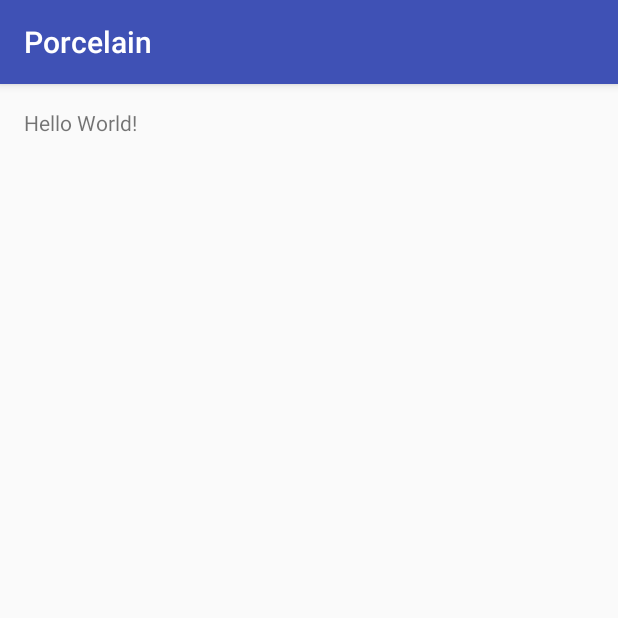
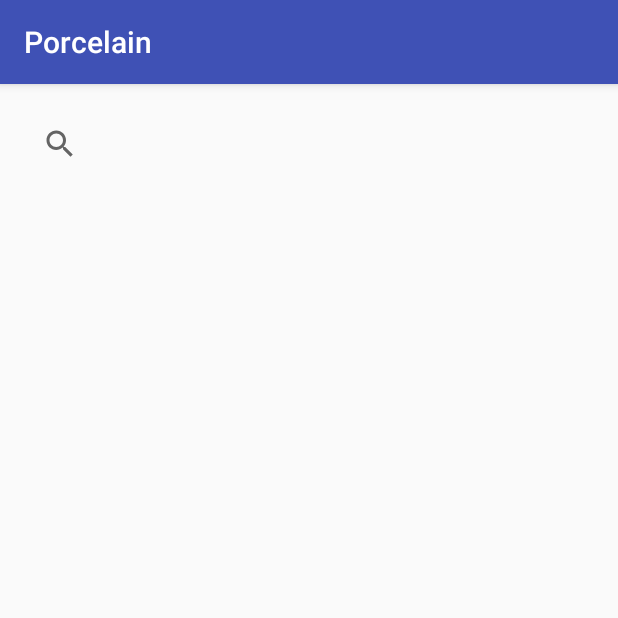
Before and after one commit to thorsteinson/porcelain, an Android app: the screen it shows after launch (MainActivity), on a phone screen of 412 x 824 dp, the top half of it. Run offline under Robolectric (Android 15) with nearby library versions, the phone set to English and light mode, and no system bars; libraries missing offline, so code that uses them is left out: com.firebase.client; 4 statements that could not run were skipped.

Commit message:
started layout work

```diff
--- a/Porcelain/app/src/main/res/layout/activity_main.xml
+++ b/Porcelain/app/src/main/res/layout/activity_main.xml
@@ -9,8 +9,33 @@
     android:paddingTop="@dimen/activity_vertical_margin"
     tools:context="edu.uw.amaralmunnthorsteinson.porcelain.MainActivity">
 
-    <TextView
-        android:layout_width="wrap_content"
-        android:layout_height="wrap_content"
-        android:text="Hello World!" />
+    <LinearLayout
+        android:layout_width="match_parent"
+        android:layout_height="match_parent"
+        android:orientation="vertical">
+
+        <SearchView
+            android:layout_width="match_parent"
+            android:layout_height="wrap_content"
+            android:id="@+id/searchBar"
+            android:queryHint="Search by Location Name"
+            android:layout_alignParentLeft="true"/>
+
+        <!--MAP FRAGMENT-->
+
+        <!-- WILL SET PROGRAMMATICALLY -->
+        <TextView
+            android:layout_width="match_parent"
+            android:layout_height="wrap_content"
+            android:id="@+id/toiletTitle" />
+
+        <TextView
+            android:layout_width="match_parent"
+            android:layout_height="wrap_content"
+            android:id="@+id/toiletDescription"/>
+
+
+
+    </LinearLayout>
+
 </RelativeLayout>
```
